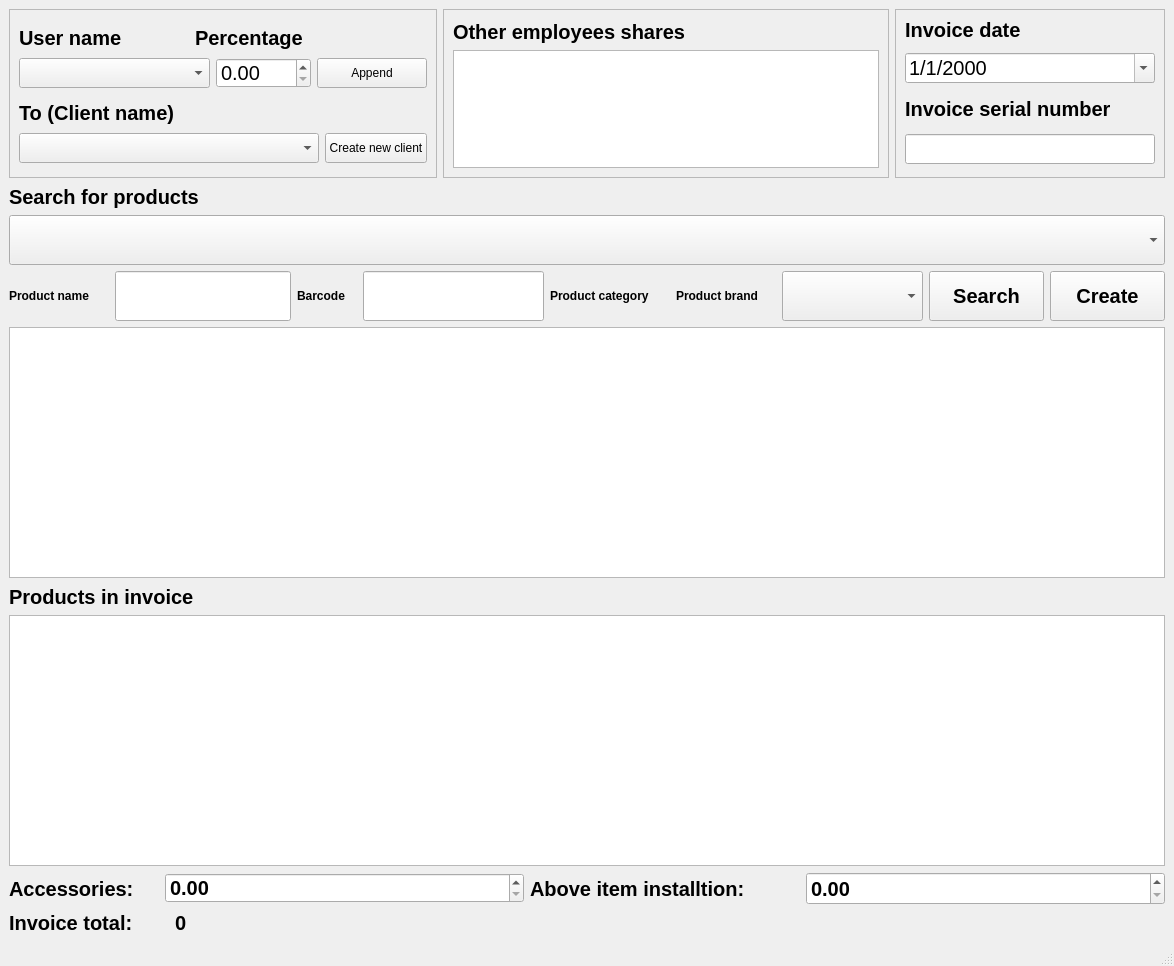
This is forms/create_invoice_GUI.ui in nasserahmed96/invoces_manager as Qt 5 draws it before an edit. The edited form follows.
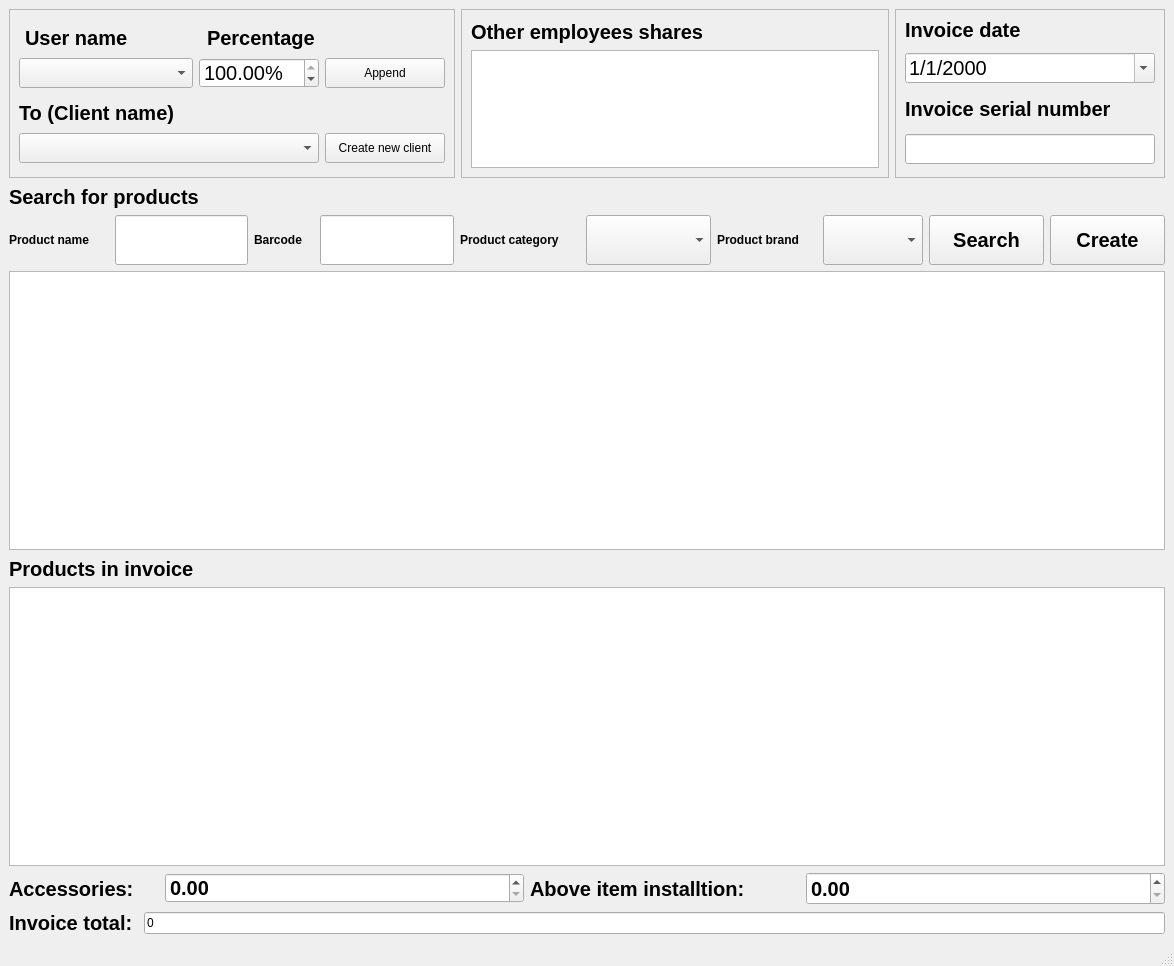
This is the edited form.

Commit message: Recalculate employees shares values after adding new employee, or change percentage, Limit the total percentage to 100, use Id as index instead of default index, set completer for employees username ComboBox

What changed in the file:
```diff
--- a/forms/create_invoice_GUI.ui
+++ b/forms/create_invoice_GUI.ui
@@ -152,13 +152,13 @@
             <widget class="QDoubleSpinBox" name="employee_shares_sb">
              <property name="minimumSize">
               <size>
-               <width>0</width>
+               <width>120</width>
                <height>30</height>
               </size>
              </property>
              <property name="maximumSize">
               <size>
-               <width>95</width>
+               <width>120</width>
                <height>30</height>
               </size>
              </property>
@@ -167,19 +167,28 @@
                <pointsize>15</pointsize>
               </font>
              </property>
+             <property name="suffix">
+              <string>%</string>
+             </property>
+             <property name="maximum">
+              <double>100.000000000000000</double>
+             </property>
+             <property name="value">
+              <double>100.000000000000000</double>
+             </property>
             </widget>
            </item>
            <item>
             <widget class="QPushButton" name="append_employee_btn">
              <property name="minimumSize">
               <size>
-               <width>0</width>
+               <width>120</width>
                <height>30</height>
               </size>
              </property>
              <property name="maximumSize">
               <size>
-               <width>110</width>
+               <width>120</width>
                <height>30</height>
               </size>
              </property>
@@ -252,13 +261,13 @@
              </property>
              <property name="minimumSize">
               <size>
-               <width>100</width>
+               <width>120</width>
                <height>30</height>
               </size>
              </property>
              <property name="maximumSize">
               <size>
-               <width>110</width>
+               <width>120</width>
                <height>30</height>
               </size>
              </property>
@@ -319,7 +328,11 @@
           </widget>
          </item>
          <item>
-          <widget class="QTableView" name="employees_table_view"/>
+          <widget class="QTableView" name="employees_table_view">
+           <attribute name="horizontalHeaderStretchLastSection">
+            <bool>true</bool>
+           </attribute>
+          </widget>
          </item>
         </layout>
        </widget>
@@ -471,29 +484,6 @@
       </property>
      </widget>
     </item>
-    <item>
-     <widget class="QComboBox" name="product_category_cb">
-      <property name="sizePolicy">
-       <sizepolicy hsizetype="Preferred" vsizetype="Preferred">
-        <horstretch>0</horstretch>
-        <verstretch>0</verstretch>
-       </sizepolicy>
-      </property>
-      <property name="minimumSize">
-       <size>
-        <width>125</width>
-        <height>50</height>
-       </size>
-      </property>
-      <property name="font">
-       <font>
-        <pointsize>14</pointsize>
-        <underline>false</underline>
-        <strikeout>false</strikeout>
-       </font>
-      </property>
-     </widget>
-    </item>
     <item>
      <layout class="QHBoxLayout" name="search_products_layout">
       <property name="sizeConstraint">
@@ -625,6 +615,29 @@
         </item>
        </layout>
       </item>
+      <item>
+       <widget class="QComboBox" name="product_category_cb">
+        <property name="sizePolicy">
+         <sizepolicy hsizetype="Preferred" vsizetype="Preferred">
+          <horstretch>0</horstretch>
+          <verstretch>0</verstretch>
+         </sizepolicy>
+        </property>
+        <property name="minimumSize">
+         <size>
+          <width>125</width>
+          <height>50</height>
+         </size>
+        </property>
+        <property name="font">
+         <font>
+          <pointsize>14</pointsize>
+          <underline>false</underline>
+          <strikeout>false</strikeout>
+         </font>
+        </property>
+       </widget>
+      </item>
       <item>
        <layout class="QHBoxLayout" name="horizontalLayout_7">
         <item>
@@ -889,16 +902,13 @@
        </widget>
       </item>
       <item>
-       <widget class="QLabel" name="invoice_total_label">
-        <property name="font">
-         <font>
-          <pointsize>15</pointsize>
-          <bold>true</bold>
-         </font>
-        </property>
+       <widget class="QLineEdit" name="invoice_total_line_edit">
         <property name="text">
          <string>0</string>
         </property>
+        <property name="readOnly">
+         <bool>true</bool>
+        </property>
        </widget>
       </item>
      </layout>
```
The commit also changes 8 other files.
